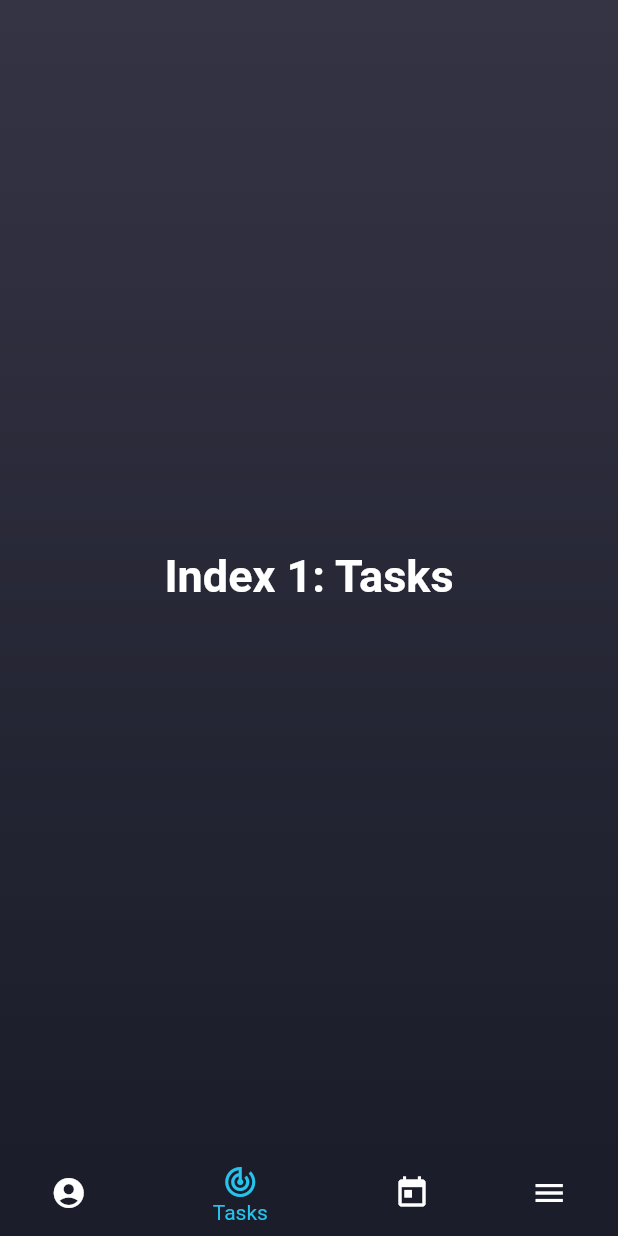
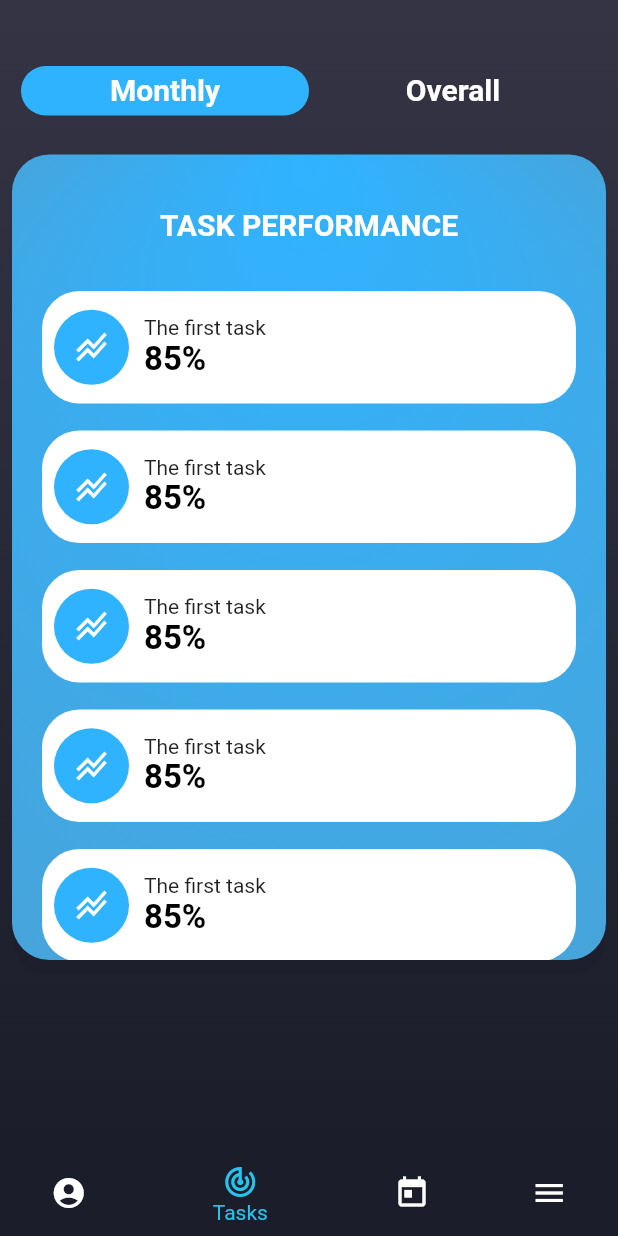
Before and after one commit to amraze/human_ressources_mobile, a Flutter app: the screen it shows after launch, item 2 of the bottom bar chosen, on a phone screen of 412 x 824 dp. Run offline on Flutter 3.47's test engine with Material 2 defaults, Android fonts, the phone set to English and light mode, and no system bars; network calls fail.

Commit message:
LastChanges
Naski

```diff
--- /dev/null
+++ b/test_gitignore/lib/Performance/PerCard.dart
@@ -0,0 +1,92 @@
+import 'package:flutter/material.dart';
+import 'package:wassim_test/Performance/PerCardMicro.dart';
+import 'package:wassim_test/Performance/TapBar.dart';
+
+class InfoCard extends StatelessWidget {
+  const InfoCard({super.key});
+
+  @override
+  Widget build(BuildContext context) {
+    return Container(
+      padding: const EdgeInsets.only(
+        left: 10,
+        right: 10,
+      ),
+      margin: const EdgeInsets.only(top: 20, bottom: 120.0),
+      decoration: BoxDecoration(
+          borderRadius: BorderRadius.circular(25.0),
+          boxShadow: [
+            BoxShadow(
+              color: Colors.black.withOpacity(.05),
+              offset: const Offset(0, 10),
+              blurRadius: 0,
+              spreadRadius: 0,
+            )
+          ],
+          gradient: const RadialGradient(
+            colors: [
+              Color.fromARGB(255, 48, 179, 255),
+              Color.fromARGB(255, 71, 164, 218)
+            ],
+            focal: Alignment.topCenter,
+            radius: .85,
+          )),
+      child: SingleChildScrollView(
+        padding: const EdgeInsets.only(top: 20.0),
+        child: Column(
+          children: const [
+            Center(
+              child: Padding(
+                padding: EdgeInsets.only(top: 15.0, bottom: 15.0),
+                child: Text(
+                  'TASK PERFORMANCE',
+                  style: optionStyle,
+                ),
+              ),
+            ),
+            MicroCard(
+              taskPer: '85%',
+              subInfoTitle: 'The first task',
+            ),
+            MicroCard(
+              taskPer: '85%',
+              subInfoTitle: 'The first task',
+            ),
+            MicroCard(
+              taskPer: '85%',
+              subInfoTitle: 'The first task',
+            ),
+            MicroCard(
+              taskPer: '85%',
+              subInfoTitle: 'The first task',
+            ),
+            MicroCard(
+              taskPer: '85%',
+              subInfoTitle: 'The first task',
+            ),
+            MicroCard(
+              taskPer: '85%',
+              subInfoTitle: 'The first task',
+            ),
+            MicroCard(
+              taskPer: '85%',
+              subInfoTitle: 'The first task',
+            ),
+            MicroCard(
+              taskPer: '85%',
+              subInfoTitle: 'The first task',
+            ),
+            MicroCard(
+              taskPer: '85%',
+              subInfoTitle: 'The first task',
+            ),
+            MicroCard(
+              taskPer: '85%',
+              subInfoTitle: 'The first task',
+            ),
+          ],
+        ),
+      ),
+    );
+  }
+}
--- /dev/null
+++ b/test_gitignore/lib/Performance/PerCardMicro.dart
@@ -0,0 +1,81 @@
+import 'package:flutter/material.dart';
+
+class MicroCard extends StatelessWidget {
+  final String taskPer;
+  final String subInfoTitle;
+  final Widget subIcon;
+
+  const MicroCard(
+      {this.subIcon = const CircleAvatar(
+        backgroundColor: Color.fromARGB(255, 48, 179, 255),
+        radius: 25,
+        child: Icon(
+          Icons.stacked_line_chart_sharp,
+          color: Colors.white,
+        ),
+      ),
+      required this.taskPer,
+      required this.subInfoTitle,
+      Key? key})
+      : super(key: key);
+
+  @override
+  Widget build(BuildContext context) {
+    return Container(
+      padding: const EdgeInsets.only(right: 10.0, left: 10.0),
+      margin: const EdgeInsets.only(top: 8.0),
+      child: Column(
+        crossAxisAlignment: CrossAxisAlignment.start,
+        mainAxisSize: MainAxisSize.min,
+        children: [
+          /*Row(
+            mainAxisAlignment: MainAxisAlignment.spaceBetween,
+            children: [
+              Text(
+                title
+                style: const TextStyle(
+                    color: Colors.white,
+                    fontSize: 26,
+                    fontWeight: FontWeight.bold),
+              ),
+            ],
+          ),*/
+          const SizedBox(height: 5),
+          const SizedBox(height: 5),
+          Container(
+            width: double.infinity,
+            height: 75,
+            decoration: BoxDecoration(
+              borderRadius: BorderRadius.circular(25.0),
+              color: Colors.white,
+            ),
+            child: Padding(
+              padding: const EdgeInsets.all(8.0),
+              child: Row(
+                children: [
+                  subIcon,
+                  const SizedBox(width: 10),
+                  Column(
+                    mainAxisAlignment: MainAxisAlignment.center,
+                    crossAxisAlignment: CrossAxisAlignment.start,
+                    children: [
+                      Text(subInfoTitle),
+                      Text(
+                        taskPer,
+                        style: const TextStyle(
+                          color: Color.fromARGB(255, 0, 0, 0),
+                          fontSize: 22,
+                          fontWeight: FontWeight.bold,
+                        ),
+                      ),
+                    ],
+                  )
+                ],
+              ),
+            ),
+          )
+        ],
+      ),
+    );
+  }
+}
--- /dev/null
+++ b/test_gitignore/lib/Performance/TapBar.dart
@@ -0,0 +1,112 @@
+// ignore: file_names
+import 'package:flutter/material.dart';
+import 'package:wassim_test/Performance/PerCard.dart';
+
+const TextStyle optionStyle =
+    TextStyle(fontSize: 20, fontWeight: FontWeight.bold, color: Colors.white);
+
+class TabPair {
+  final Tab tab;
+  final Widget view;
+  TabPair({required this.tab, required this.view});
+}
+
+// ignore: non_constant_identifier_names
+List<TabPair> TabPairs = [
+  TabPair(
+    // ignore: prefer_const_constructors
+    tab: Tab(
+      child: const Text(
+        'Monthly',
+        style: optionStyle,
+      ),
+    ),
+    view: InfoCard(),
+  ),
+  TabPair(
+    tab: const Tab(
+      child: Text(
+        'Overall',
+        style: optionStyle,
+      ),
+    ),
+    view: const Center(
+      // replace with your own widget here
+      child: Text(
+        'Ingredients here',
+        style: TextStyle(
+          fontSize: 25,
+          fontWeight: FontWeight.w600,
+        ),
+      ),
+    ),
+  ),
+];
+
+class TabBarAndTabViews extends StatefulWidget {
+  const TabBarAndTabViews({super.key});
+
+  @override
+  // ignore: library_private_types_in_public_api
+  _TabBarAndTabViewsState createState() => _TabBarAndTabViewsState();
+}
+
+class _TabBarAndTabViewsState extends State<TabBarAndTabViews>
+    with SingleTickerProviderStateMixin {
+  late TabController _tabController;
+
+  @override
+  void initState() {
+    _tabController = TabController(length: TabPairs.length, vsync: this);
+    super.initState();
+  }
+
+  @override
+  void dispose() {
+    super.dispose();
+    _tabController.dispose();
+  }
+
+  @override
+  Widget build(BuildContext context) {
+    return Padding(
+      padding: const EdgeInsets.all(8.0),
+      child: Column(
+        children: [
+          // give the tab bar a height [can change height to preferred height]
+          Container(
+            height: 45,
+            decoration: BoxDecoration(
+              color: const Color.fromARGB(0, 255, 255, 255),
+              borderRadius: BorderRadius.circular(
+                25.0,
+              ),
+            ),
+            margin: const EdgeInsets.only(top: 30.0),
+            child: Padding(
+              padding: const EdgeInsets.all(6),
+              child: TabBar(
+                  controller: _tabController,
+                  // give the indicator a decoration (color and border radius)
+                  indicator: BoxDecoration(
+                    borderRadius: BorderRadius.circular(
+                      25.0,
+                    ),
+                    color: const Color.fromARGB(255, 48, 179, 255),
+                  ),
+                  labelColor: const Color.fromARGB(255, 0, 0, 0),
+                  unselectedLabelColor:
+                      const Color.fromARGB(255, 255, 255, 255),
+                  tabs: TabPairs.map((tabPair) => tabPair.tab).toList()),
+            ),
+          ),
+          Expanded(
+            child: TabBarView(
+                controller: _tabController,
+                children: TabPairs.map((tabPair) => tabPair.view).toList()),
+          ),
+        ],
+      ),
+    );
+  }
+}
--- a/test_gitignore/lib/main.dart
+++ b/test_gitignore/lib/main.dart
@@ -3,6 +3,7 @@ import 'package:flutter/rendering.dart';
 import 'LoginScreen.dart';
 import 'package:wassim_test/HomePage/HomePage.dart';
 import 'package:wassim_test/NavigationBar.dart';
+import 'package:wassim_test/Performance/TapBar.dart';
 
 void main() {
   runApp(const MyApp());
@@ -37,10 +38,7 @@ class _MyStatefulWidgetState extends State<MyStatefulWidget> {
     //FIRST PAGE : HOME ++++++++++++++++++++++++++++++++++++++++++++
     const ProfilePage(),
     // SECOND PAGE: TASKS ++++++++++++++++++++++++++++++++++++++++
-    const Text(
-      'Index 1: Tasks',
-      style: optionStyle,
-    ),
+    TabBarAndTabViews(),
     // THIRD PAGE: CALANDER +++++++++++++++++++++++++++++++++++++
     const Text(
       'Index 2: Calander',
```
